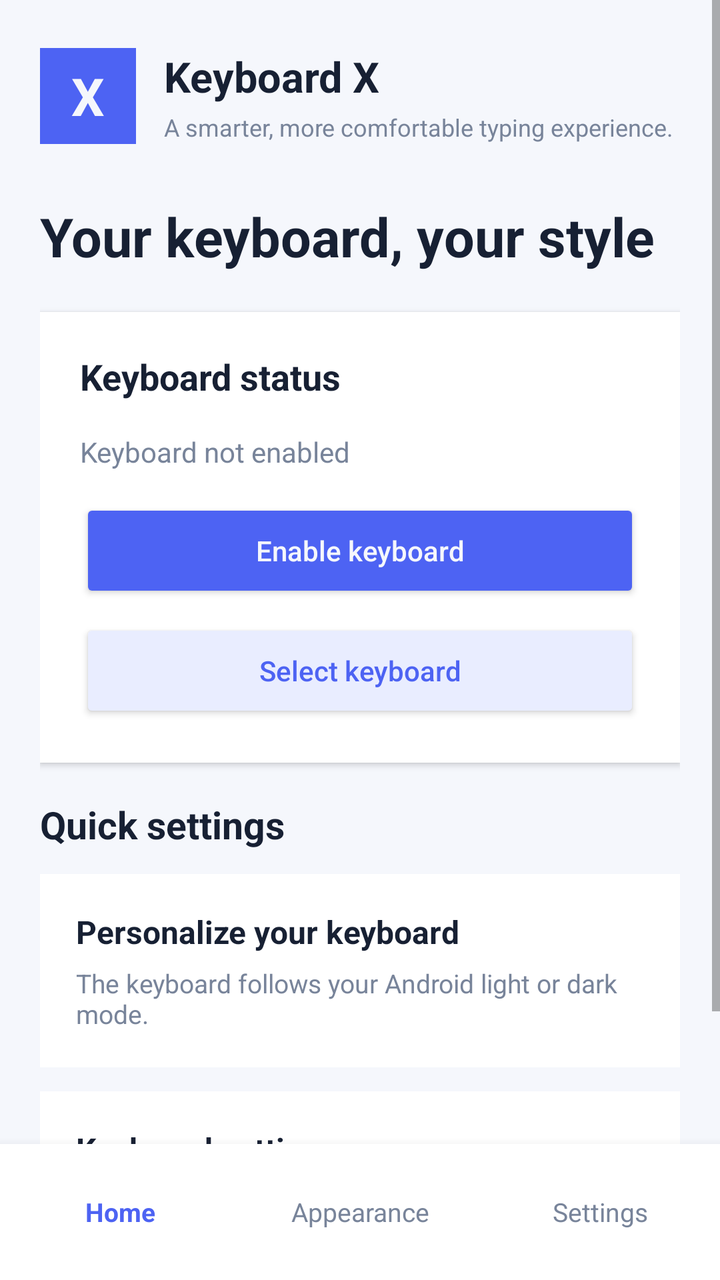
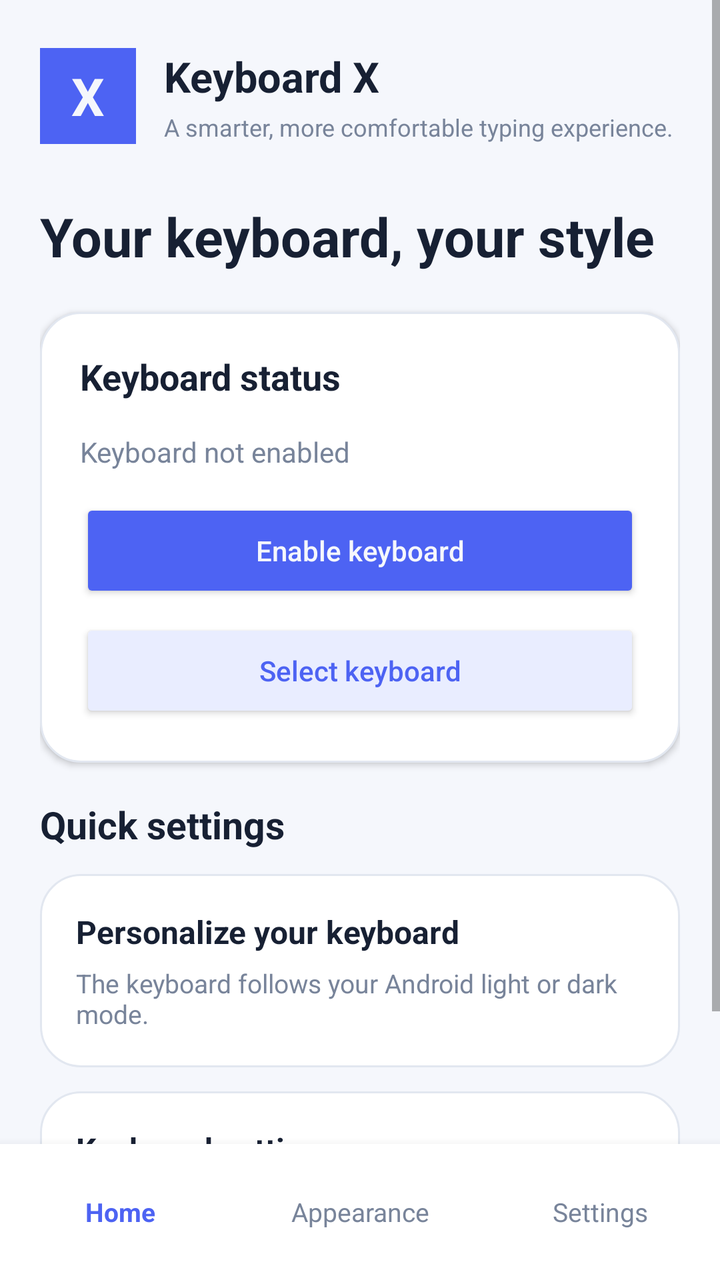

Two renders of the same Android screen: before a commit and after it. Below are the layout's source before the change and the commit's diff.
<!-- AndroidManifest.xml: activity theme Theme.KeyboardX -->
<!-- res/layout/activity_main.xml -->
<?xml version="1.0" encoding="utf-8"?>
<LinearLayout xmlns:android="http://schemas.android.com/apk/res/android"
    android:id="@+id/mainRoot"
    android:layout_width="match_parent"
    android:layout_height="match_parent"
    android:orientation="vertical"
    android:background="@color/app_background"
    android:layoutDirection="locale">

    <ScrollView
        android:layout_width="match_parent"
        android:layout_height="0dp"
        android:layout_weight="1"
        android:fillViewport="true"
        android:clipToPadding="false">

        <LinearLayout
            android:layout_width="match_parent"
            android:layout_height="wrap_content"
            android:orientation="vertical"
            android:paddingStart="20dp"
            android:paddingEnd="20dp"
            android:paddingTop="24dp"
            android:paddingBottom="20dp">

            
            <LinearLayout
                android:layout_width="match_parent"
                android:layout_height="wrap_content"
                android:gravity="center_vertical"
                android:orientation="horizontal"
                android:layout_marginBottom="28dp">

                <TextView
                    android:layout_width="48dp"
                    android:layout_height="48dp"
                    android:gravity="center"
                    android:text="X"
                    android:textColor="@color/app_background"
                    android:textSize="26sp"
                    android:textStyle="bold"
                    android:background="@color/app_accent" />

                <LinearLayout
                    android:layout_width="0dp"
                    android:layout_height="wrap_content"
                    android:layout_weight="1"
                    android:orientation="vertical"
                    android:paddingStart="14dp">

                    <TextView
                        android:layout_width="wrap_content"
                        android:layout_height="wrap_content"
                        android:text="@string/app_name"
                        android:textColor="@color/app_text_primary"
                        android:textSize="21sp"
                        android:textStyle="bold" />

                    <TextView
                        android:layout_width="wrap_content"
                        android:layout_height="wrap_content"
                        android:text="@string/home_subtitle"
                        android:textColor="@color/app_text_secondary"
                        android:textSize="12sp"
                        android:layout_marginTop="3dp" />
                </LinearLayout>
            </LinearLayout>

            
            <LinearLayout
                android:id="@+id/homeScreen"
                android:layout_width="match_parent"
                android:layout_height="wrap_content"
                android:orientation="vertical"
                android:visibility="visible">

                <TextView
                    android:layout_width="match_parent"
                    android:layout_height="wrap_content"
                    android:text="@string/home_greeting"
                    android:textColor="@color/app_text_primary"
                    android:textSize="27sp"
                    android:textStyle="bold"
                    android:layout_marginBottom="20dp" />

                
                <LinearLayout
                    android:layout_width="match_parent"
                    android:layout_height="wrap_content"
                    android:orientation="vertical"
                    android:padding="20dp"
                    android:background="@color/app_surface"
                    android:elevation="2dp"
                    android:layout_marginBottom="18dp">

                    <TextView
                        android:layout_width="match_parent"
                        android:layout_height="wrap_content"
                        android:text="@string/keyboard_status_title"
                        android:textColor="@color/app_text_primary"
                        android:textSize="18sp"
                        android:textStyle="bold"
                        android:layout_marginBottom="16dp" />

                    <TextView
                        android:id="@+id/keyboardEnabledStatus"
                        android:layout_width="match_parent"
                        android:layout_height="wrap_content"
                        android:text="@string/keyboard_not_enabled"
                        android:textColor="@color/app_text_secondary"
                        android:textSize="14sp"
                        android:layout_marginBottom="14dp" />

                    <Button
                        android:id="@+id/enableKeyboardButton"
                        android:layout_width="match_parent"
                        android:layout_height="52dp"
                        android:text="@string/enable_keyboard"
                        android:textAllCaps="false"
                        android:textColor="@color/app_background"
                        android:backgroundTint="@color/app_accent" />

                    <Button
                        android:id="@+id/selectKeyboardButton"
                        android:layout_width="match_parent"
                        android:layout_height="52dp"
                        android:layout_marginTop="8dp"
                        android:text="@string/select_keyboard"
                        android:textAllCaps="false"
                        android:textColor="@color/app_accent"
                        android:backgroundTint="@color/app_accent_soft" />
                </LinearLayout>

                
                <TextView
                    android:layout_width="match_parent"
                    android:layout_height="wrap_content"
                    android:text="@string/quick_settings"
                    android:textColor="@color/app_text_primary"
                    android:textSize="19sp"
                    android:textStyle="bold"
                    android:layout_marginBottom="12dp" />

                <LinearLayout
                    android:id="@+id/homeAppearanceShortcut"
                    android:layout_width="match_parent"
                    android:layout_height="wrap_content"
                    android:orientation="vertical"
                    android:padding="18dp"
                    android:background="@color/app_surface"
                    android:clickable="true"
                    android:focusable="true"
                    android:layout_marginBottom="12dp">

                    <TextView
                        android:layout_width="match_parent"
                        android:layout_height="wrap_content"
                        android:text="@string/appearance_title"
                        android:textColor="@color/app_text_primary"
                        android:textSize="16sp"
                        android:textStyle="bold" />

                    <TextView
                        android:layout_width="match_parent"
                        android:layout_height="wrap_content"
                        android:text="@string/system_theme_description"
                        android:textColor="@color/app_text_secondary"
                        android:textSize="13sp"
                        android:layout_marginTop="6dp" />
                </LinearLayout>

                <LinearLayout
                    android:id="@+id/homeSettingsShortcut"
                    android:layout_width="match_parent"
                    android:layout_height="wrap_content"
                    android:orientation="vertical"
                    android:padding="18dp"
                    android:background="@color/app_surface"
                    android:clickable="true"
                    android:focusable="true">

                    <TextView
                        android:layout_width="match_parent"
                        android:layout_height="wrap_content"
                        android:text="@string/settings_title"
                        android:textColor="@color/app_text_primary"
                        android:textSize="16sp"
                        android:textStyle="bold" />

                    <TextView
                        android:layout_width="match_parent"
                        android:layout_height="wrap_content"
                        android:text="@string/sound_description"
                        android:textColor="@color/app_text_secondary"
                        android:textSize="13sp"
                        android:layout_marginTop="6dp" />
                </LinearLayout>
            </LinearLayout>

            
            <LinearLayout
                android:id="@+id/appearanceScreen"
                android:layout_width="match_parent"
                android:layout_height="wrap_content"
                android:orientation="vertical"
                android:visibility="gone">

                <TextView
                    android:layout_width="match_parent"
                    android:layout_height="wrap_content"
                    android:text="@string/appearance_title"
                    android:textColor="@color/app_text_primary"
                    android:textSize="26sp"
                    android:textStyle="bold"
                    android:layout_marginBottom="8dp" />

                <TextView
                    android:layout_width="match_parent"
                    android:layout_height="wrap_content"
                    android:text="@string/appearance_subtitle"
                    android:textColor="@color/app_text_secondary"
                    android:textSize="14sp"
                    android:layout_marginBottom="22dp" />

                <LinearLayout
                    android:layout_width="match_parent"
                    android:layout_height="wrap_content"
                    android:orientation="vertical"
                    android:padding="18dp"
                    android:background="@color/app_surface"
                    android:layout_marginBottom="12dp">

                    <TextView
                        android:layout_width="match_parent"
                        android:layout_height="wrap_content"
                        android:text="@string/system_theme_title"
                        android:textColor="@color/app_text_primary"
                        android:textSize="16sp"
                        android:textStyle="bold" />

                    <TextView
                        android:layout_width="match_parent"
                        android:layout_height="wrap_content"
                        android:text="@string/system_theme_description"
                        android:textColor="@color/app_text_secondary"
                        android:textSize="13sp"
                        android:layout_marginTop="6dp" />
                </LinearLayout>

                <LinearLayout
                    android:id="@+id/keyboardBackgroundOption"
                    android:layout_width="match_parent"
                    android:layout_height="wrap_content"
                    android:orientation="vertical"
                    android:padding="18dp"
                    android:background="@color/app_surface">

                    <TextView
                        android:layout_width="match_parent"
                        android:layout_height="wrap_content"
                        android:text="@string/keyboard_background_title"
                        android:textColor="@color/app_text_primary"
                        android:textSize="16sp"
                        android:textStyle="bold" />

                    <TextView
                        android:layout_width="match_parent"
                        android:layout_height="wrap_content"
                        android:text="@string/keyboard_background_description"
                        android:textColor="@color/app_text_secondary"
                        android:textSize="13sp"
                        android:layout_marginTop="6dp" />
                </LinearLayout>
            </LinearLayout>

            
            <LinearLayout
                android:id="@+id/settingsScreen"
                android:layout_width="match_parent"
                android:layout_height="wrap_content"
                android:orientation="vertical"
                android:visibility="gone">

                <TextView
                    android:layout_width="match_parent"
                    android:layout_height="wrap_content"
                    android:text="@string/settings_title"
                    android:textColor="@color/app_text_primary"
                    android:textSize="26sp"
                    android:textStyle="bold"
                    android:layout_marginBottom="8dp" />

                <TextView
                    android:layout_width="match_parent"
                    android:layout_height="wrap_content"
                    android:text="@string/settings_subtitle"
                    android:textColor="@color/app_text_secondary"
                    android:textSize="14sp"
                    android:layout_marginBottom="22dp" />

                <LinearLayout
                    android:layout_width="match_parent"
                    android:layout_height="wrap_content"
                    android:orientation="vertical"
                    android:padding="18dp"
                    android:background="@color/app_surface"
                    android:layout_marginBottom="12dp">

                    <TextView
                        android:layout_width="match_parent"
                        android:layout_height="wrap_content"
                        android:text="@string/sound_title"
                        android:textColor="@color/app_text_primary"
                        android:textSize="16sp"
                        android:textStyle="bold" />

                    <TextView
                        android:id="@+id/soundStatus"
                        android:layout_width="match_parent"
                        android:layout_height="wrap_content"
                        android:text="@string/sound_disabled"
                        android:textColor="@color/app_text_secondary"
                        android:textSize="13sp"
                        android:layout_marginTop="6dp" />

                    <Button
                        android:id="@+id/soundToggleButton"
                        android:layout_width="match_parent"
                        android:layout_height="48dp"
                        android:layout_marginTop="12dp"
                        android:text="@string/sound_title"
                        android:textAllCaps="false"
                        android:textColor="@color/app_accent"
                        android:backgroundTint="@color/app_accent_soft" />
                </LinearLayout>

                <LinearLayout
                    android:layout_width="match_parent"
                    android:layout_height="wrap_content"
                    android:orientation="vertical"
                    android:padding="18dp"
                    android:background="@color/app_surface"
                    android:layout_marginBottom="12dp">

                    <TextView
                        android:layout_width="match_parent"
                        android:layout_height="wrap_content"
                        android:text="@string/language_title"
                        android:textColor="@color/app_text_primary"
                        android:textSize="16sp"
                        android:textStyle="bold" />

                    <TextView
                        android:layout_width="match_parent"
                        android:layout_height="wrap_content"
                        android:text="@string/language_description"
                        android:textColor="@color/app_text_secondary"
                        android:textSize="13sp"
                        android:layout_marginTop="6dp" />
                </LinearLayout>

                <LinearLayout
                    android:layout_width="match_parent"
                    android:layout_height="wrap_content"
                    android:orientation="vertical"
                    android:padding="18dp"
                    android:background="@color/app_surface">

                    <TextView
                        android:layout_width="match_parent"
                        android:layout_height="wrap_content"
                        android:text="@string/about_title"
                        android:textColor="@color/app_text_primary"
                        android:textSize="16sp"
                        android:textStyle="bold" />

                    <TextView
                        android:layout_width="match_parent"
                        android:layout_height="wrap_content"
                        android:text="@string/version_label"
                        android:textColor="@color/app_text_secondary"
                        android:textSize="13sp"
                        android:layout_marginTop="6dp" />

                    <TextView
                        android:layout_width="match_parent"
                        android:layout_height="wrap_content"
                        android:text="0.1.0"
                        android:textColor="@color/app_accent"
                        android:textSize="14sp"
                        android:textStyle="bold"
                        android:layout_marginTop="4dp" />
                </LinearLayout>
            </LinearLayout>
        </LinearLayout>
    </ScrollView>

    
    <LinearLayout
        android:id="@+id/bottomNavigation"
        android:layout_width="match_parent"
        android:layout_height="68dp"
        android:orientation="horizontal"
        android:gravity="center"
        android:background="@color/app_surface"
        android:elevation="8dp">

        <TextView
            android:id="@+id/navHome"
            android:layout_width="0dp"
            android:layout_height="match_parent"
            android:layout_weight="1"
            android:gravity="center"
            android:text="@string/nav_home"
            android:textColor="@color/app_accent"
            android:textSize="13sp"
            android:textStyle="bold"
            android:clickable="true"
            android:focusable="true" />

        <TextView
            android:id="@+id/navAppearance"
            android:layout_width="0dp"
            android:layout_height="match_parent"
            android:layout_weight="1"
            android:gravity="center"
            android:text="@string/nav_appearance"
            android:textColor="@color/app_text_secondary"
            android:textSize="13sp"
            android:clickable="true"
            android:focusable="true" />

        <TextView
            android:id="@+id/navSettings"
            android:layout_width="0dp"
            android:layout_height="match_parent"
            android:layout_weight="1"
            android:gravity="center"
            android:text="@string/nav_settings"
            android:textColor="@color/app_text_secondary"
            android:textSize="13sp"
            android:clickable="true"
            android:focusable="true" />
    </LinearLayout>

</LinearLayout>
<!-- resources referenced by this layout -->
<resources>
  <color name="app_accent">#FF4D63F3</color>
  <color name="app_accent_soft">#FFE9EDFF</color>
  <color name="app_background">#FFF5F7FC</color>
  <color name="app_surface">#FFFFFFFF</color>
  <color name="app_text_primary">#FF172033</color>
  <color name="app_text_secondary">#FF78849A</color>
  <string name="about_title">About Keyboard X</string>
  <string name="app_name">Keyboard X</string>
  <string name="appearance_subtitle">Make your typing experience feel like yours.</string>
  <string name="appearance_title">Personalize your keyboard</string>
  <string name="enable_keyboard">Enable keyboard</string>
  <string name="home_greeting">Your keyboard, your style</string>
  <string name="home_subtitle">A smarter, more comfortable typing experience.</string>
  <string name="keyboard_background_description">Manage the keyboard background.</string>
  <string name="keyboard_background_title">Keyboard background</string>
  <string name="keyboard_not_enabled">Keyboard not enabled</string>
  <string name="keyboard_status_title">Keyboard status</string>
  <string name="language_description">Arabic and English keyboard layouts.</string>
  <string name="language_title">Languages</string>
  <string name="nav_appearance">Appearance</string>
  <string name="nav_home">Home</string>
  <string name="nav_settings">Settings</string>
  <string name="quick_settings">Quick settings</string>
  <string name="select_keyboard">Select keyboard</string>
  <string name="settings_subtitle">Control how your keyboard behaves.</string>
  <string name="settings_title">Keyboard settings</string>
  <string name="sound_description">Play a sound when you press a key.</string>
  <string name="sound_disabled">Sound off</string>
  <string name="sound_title">Keypress sound</string>
  <string name="system_theme_description">The keyboard follows your Android light or dark mode.</string>
  <string name="system_theme_title">System theme</string>
  <string name="version_label">Version</string>
  <style name="Theme.KeyboardX" parent="Theme.AppCompat.DayNight.NoActionBar">
          <item name="colorPrimary">@color/purple_500</item>
          <item name="colorPrimaryDark">@color/purple_700</item>
          <item name="colorAccent">@color/teal_200</item>
          <item name="android:windowLightStatusBar">false</item>
          <item name="android:statusBarColor">@color/app_status_bar</item>
          <item name="android:navigationBarColor">@color/app_navigation_bar</item>
      </style>
  <color name="purple_500">#FF6200EE</color>
  <color name="purple_700">#FF3700B3</color>
  <color name="teal_200">#FF03DAC5</color>
  <color name="app_status_bar">#FFF5F7FC</color>
  <color name="app_navigation_bar">#FFFFFFFF</color>
</resources>

<!-- the commit's change to res/layout/activity_main.xml (unified diff, before → after) -->
@@ -89,7 +89,7 @@
                     android:layout_height="wrap_content"
                     android:orientation="vertical"
                     android:padding="20dp"
-                    android:background="@color/app_surface"
+                    android:background="@drawable/app_card_background"
                     android:elevation="2dp"
                     android:layout_marginBottom="18dp">
 
@@ -147,7 +147,7 @@
                     android:layout_height="wrap_content"
                     android:orientation="vertical"
                     android:padding="18dp"
-                    android:background="@color/app_surface"
+                    android:background="@drawable/app_card_background"
                     android:clickable="true"
                     android:focusable="true"
                     android:layout_marginBottom="12dp">
@@ -175,7 +175,7 @@
                     android:layout_height="wrap_content"
                     android:orientation="vertical"
                     android:padding="18dp"
-                    android:background="@color/app_surface"
+                    android:background="@drawable/app_card_background"
                     android:clickable="true"
                     android:focusable="true">
 
@@ -227,7 +227,7 @@
                     android:layout_height="wrap_content"
                     android:orientation="vertical"
                     android:padding="18dp"
-                    android:background="@color/app_surface"
+                    android:background="@drawable/app_card_background"
                     android:layout_marginBottom="12dp">
 
                     <TextView
@@ -253,7 +253,7 @@
                     android:layout_height="wrap_content"
                     android:orientation="vertical"
                     android:padding="18dp"
-                    android:background="@color/app_surface">
+                    android:background="@drawable/app_card_background">
 
                     <TextView
                         android:layout_width="match_parent"
@@ -303,7 +303,7 @@
                     android:layout_height="wrap_content"
                     android:orientation="vertical"
                     android:padding="18dp"
-                    android:background="@color/app_surface"
+                    android:background="@drawable/app_card_background"
                     android:layout_marginBottom="12dp">
 
                     <TextView
@@ -339,7 +339,7 @@
                     android:layout_height="wrap_content"
                     android:orientation="vertical"
                     android:padding="18dp"
-                    android:background="@color/app_surface"
+                    android:background="@drawable/app_card_background"
                     android:layout_marginBottom="12dp">
 
                     <TextView
@@ -364,7 +364,7 @@
                     android:layout_height="wrap_content"
                     android:orientation="vertical"
                     android:padding="18dp"
-                    android:background="@color/app_surface">
+                    android:background="@drawable/app_card_background">
 
                     <TextView
                         android:layout_width="match_parent"
<!-- resource entries referenced after the edit -->
@@ -6,6 +6,26 @@
   <color name="app_surface">#FFFFFFFF</color>
   <color name="app_text_primary">#FF172033</color>
   <color name="app_text_secondary">#FF78849A</color>
+  <!-- drawable app_card_background (drawable) -->
+  <?xml version="1.0" encoding="utf-8"?>
+  <shape xmlns:android="http://schemas.android.com/apk/res/android"
+      android:shape="rectangle">
+  
+      <solid android:color="@color/app_surface" />
+  
+      <stroke
+          android:width="1dp"
+          android:color="@color/app_card_border" />
+  
+      <corners android:radius="20dp" />
+  
+      <padding
+          android:left="0dp"
+          android:top="0dp"
+          android:right="0dp"
+          android:bottom="0dp" />
+  
+  </shape>
   <string name="about_title">About Keyboard X</string>
   <string name="app_name">Keyboard X</string>
   <string name="appearance_subtitle">Make your typing experience feel like yours.</string>
@@ -40,6 +60,7 @@
           <item name="android:statusBarColor">@color/app_status_bar</item>
           <item name="android:navigationBarColor">@color/app_navigation_bar</item>
       </style>
+  <color name="app_card_border">#FFE2E7F0</color>
   <color name="purple_500">#FF6200EE</color>
   <color name="purple_700">#FF3700B3</color>
   <color name="teal_200">#FF03DAC5</color>
